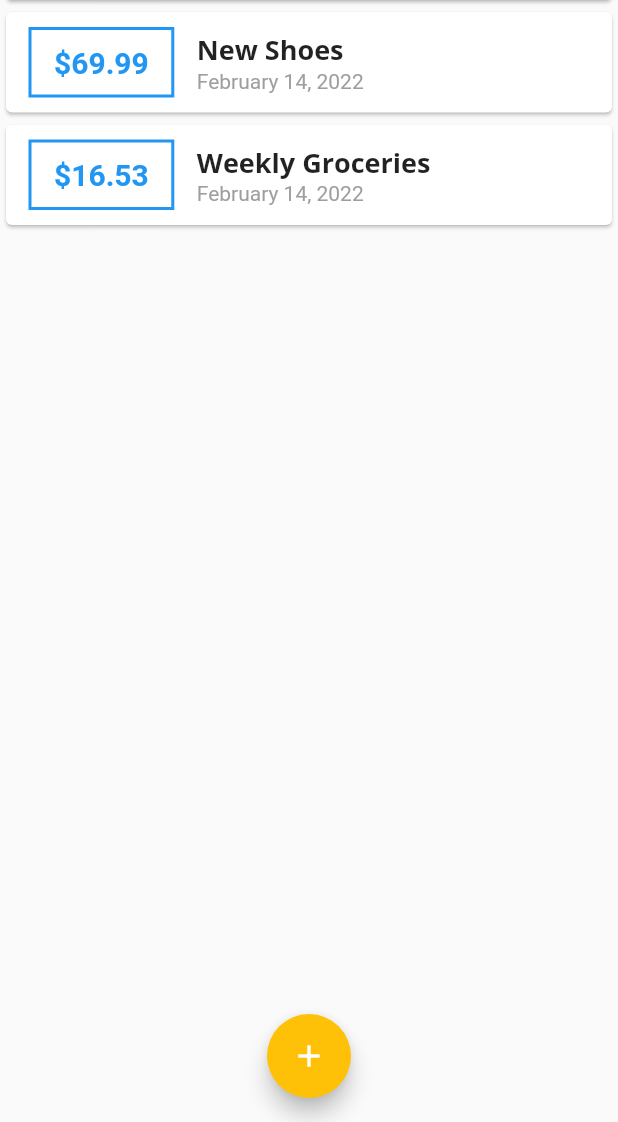
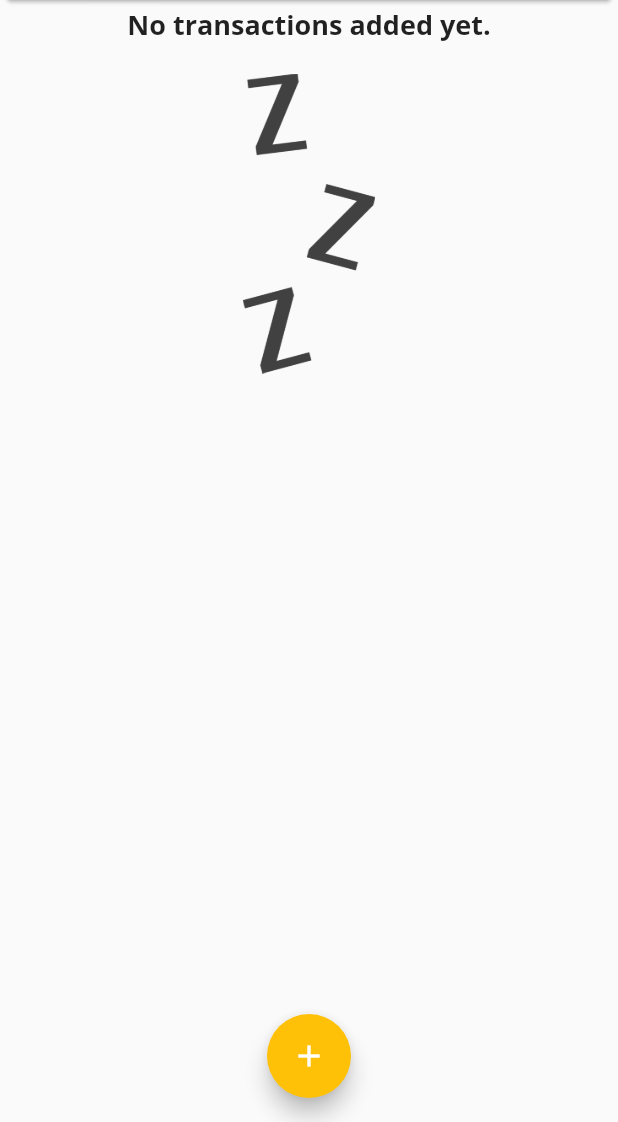
Before and after one commit to ahmetsarac/flutter-personal-expenses, a Flutter app: the screen it shows after launch, on a phone screen of 412 x 824 dp, the part 114-1236 px from its top. Run offline on Flutter 3.47's test engine with Material 2 defaults, Android fonts, the phone set to English and light mode, and no system bars.

Commit message:
Image is added to shown when the list is empty.

```diff
--- a/lib/main.dart
+++ b/lib/main.dart
@@ -27,6 +27,7 @@ class PersonalExpensesApp extends StatelessWidget {
             fontWeight: FontWeight.bold,
           ),
         ),
+        primaryColor: Colors.purple,
       ).copyWith(
           colorScheme: ColorScheme.fromSwatch(
         primarySwatch: Colors.purple,
@@ -45,18 +46,18 @@ class HomePage extends StatefulWidget {
 
 class _HomePageState extends State<HomePage> {
   final List<Transaction> _userTransactions = [
-    Transaction(
-      id: 't1',
-      title: 'New Shoes',
-      amount: 69.99,
-      date: DateTime.now(),
-    ),
-    Transaction(
-      id: 't2',
-      title: 'Weekly Groceries',
-      amount: 16.53,
-      date: DateTime.now(),
-    ),
+    // Transaction(
+    //   id: 't1',
+    //   title: 'New Shoes',
+    //   amount: 69.99,
+    //   date: DateTime.now(),
+    // ),
+    // Transaction(
+    //   id: 't2',
+    //   title: 'Weekly Groceries',
+    //   amount: 16.53,
+    //   date: DateTime.now(),
+    // ),
   ];
 
   void _addNewTransaction(String txTitle, double txAmount) {
--- a/lib/widgets/transaction_list.dart
+++ b/lib/widgets/transaction_list.dart
@@ -11,7 +11,26 @@ class TransactionList extends StatelessWidget {
   Widget build(BuildContext context) {
     return SizedBox(
       height: 300,
-      child: ListView.builder(
+      child: transactions.isEmpty
+          ? Column(
+              children: [
+                Text(
+                  'No transactions added yet.',
+                  style: Theme.of(context).textTheme.titleMedium,
+                ),
+                const SizedBox(
+                  height: 20,
+                ),
+                SizedBox(
+                  height: 200,
+                  child: Image.asset(
+                    'assets/images/waiting.png',
+                    fit: BoxFit.cover,
+                  ),
+                )
+              ],
+            )
+          : ListView.builder(
               itemBuilder: (context, index) {
                 return Card(
                   child: Row(
@@ -46,7 +65,8 @@ class TransactionList extends StatelessWidget {
                             style: Theme.of(context).textTheme.titleMedium,
                           ),
                           Text(
-                      DateFormat.yMMMMd().format(transactions[index].date),
+                            DateFormat.yMMMMd()
+                                .format(transactions[index].date),
                             style: const TextStyle(color: Colors.grey),
                           ),
                         ],
--- a/pubspec.yaml
+++ b/pubspec.yaml
@@ -59,8 +59,8 @@ flutter:
   uses-material-design: true
 
   # To add assets to your application, add an assets section, like this:
-  # assets:
-  #   - images/a_dot_burr.jpeg
+  assets:
+    - assets/images/waiting.png
   #   - images/a_dot_ham.jpeg
 
   # An image asset can refer to one or more resolution-specific "variants", see
```
Also changed, not shown: assets/images/waiting.png (added). Lines whose indentation alone changed are shown as unchanged.
